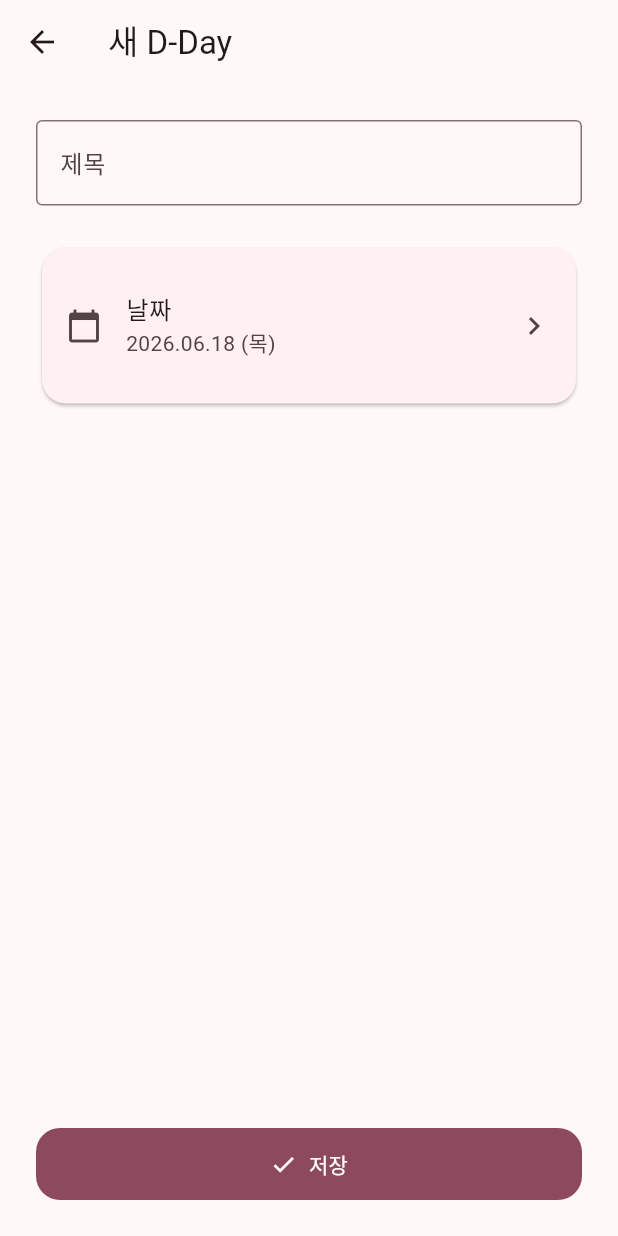
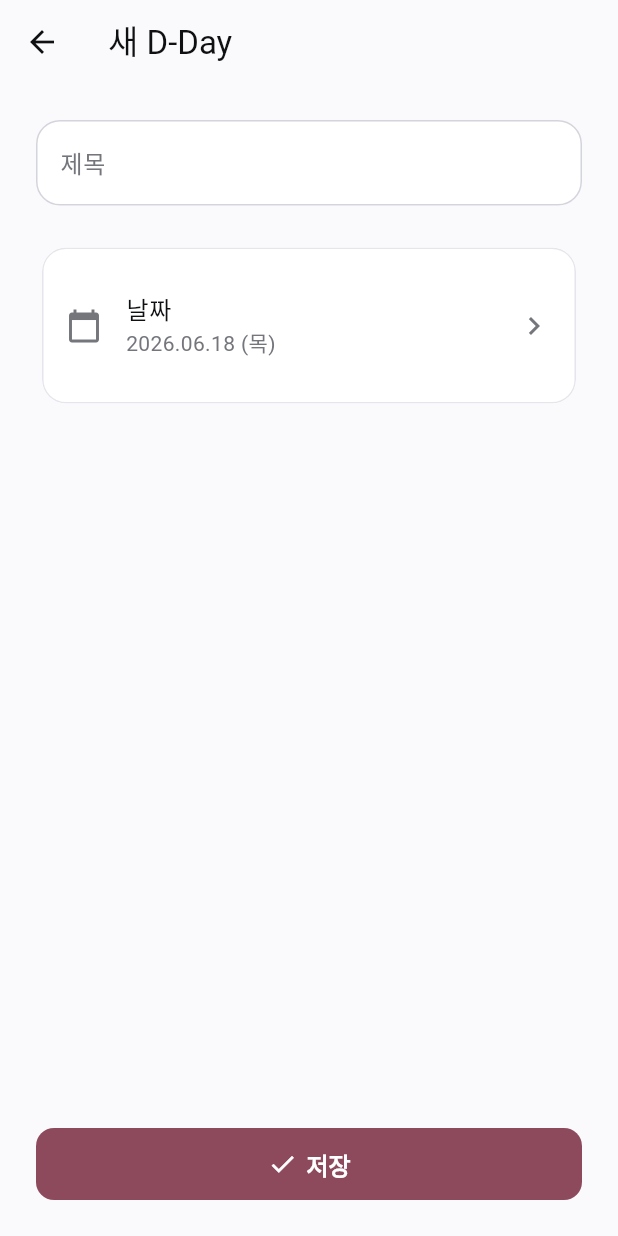
Before and after one commit to sungho8/Building-something-great, a Flutter app: the screen it shows after launch, after a tap on "추가", on a phone screen of 412 x 824 dp. Run offline on Flutter 3.47's test engine with Material 3 defaults, Android fonts, the phone set to English and light mode, and no system bars; our stand-ins replace flutter_local_notifications, flutter_riverpod, flutter_timezone, freezed_annotation, shared_preferences, timezone; missing offline and left inert: home_widget.

Commit message:
feat(design_system): Theme 토큰 연결 + AppButton 체계 + AppScaffold(SafeArea)
- app_theme.dart: ColorScheme를 EggSchool 토큰에 연결
  (브랜드=seed, 중립/텍스트/테두리/에러=공유 토큰, 카드 hairline, 입력 스타일, AppBar)
- AppButton 재설계: 사이즈(lg48/md42/sm36/xs32) × 변형(primary/secondary/tertiary)
  + leading/trailing 아이콘 + expand. 상태는 Material 자동 처리.
  (라벨 fontSize는 타입 스케일 수령 전 임시값)
- AppScaffold: body를 SafeArea로 감싸 하단 시스템 UI 겹침 해결 (KNOWN_ISSUES #1)
- D-Day list/edit 화면을 AppScaffold + 새 AppButton API로 갱신
- colors.dart: library 지시문 위치 수정

analyze clean, 테스트 8개 통과.

Co-Authored-By: Claude Opus 4.8 <noreply@anthropic.com>

```diff
--- a/apps/dday/lib/presentation/views/dday/dday_edit_view.dart
+++ b/apps/dday/lib/presentation/views/dday/dday_edit_view.dart
@@ -80,7 +80,7 @@ class _DDayEditViewState extends ConsumerState<DDayEditView> {
 
   @override
   Widget build(BuildContext context) {
-    return Scaffold(
+    return AppScaffold(
       appBar: AppBar(
         title: Text(_isEditing ? '편집' : '새 D-Day'),
         actions: [
@@ -102,7 +102,6 @@ class _DDayEditViewState extends ConsumerState<DDayEditView> {
               decoration: const InputDecoration(
                 labelText: '제목',
                 hintText: '예: 수능, 결혼기념일',
-                border: OutlineInputBorder(),
               ),
             ),
 
@@ -121,7 +120,12 @@ class _DDayEditViewState extends ConsumerState<DDayEditView> {
 
             const Spacer(),
 
-            AppButton(label: '저장', icon: Icons.check, onPressed: _save),
+            AppButton(
+              label: '저장',
+              leadingIcon: Icons.check,
+              expand: true,
+              onPressed: _save,
+            ),
           ],
         ),
       ),
--- a/apps/dday/lib/presentation/views/dday/dday_list_view.dart
+++ b/apps/dday/lib/presentation/views/dday/dday_list_view.dart
@@ -16,7 +16,7 @@ class DDayListView extends ConsumerWidget {
   Widget build(BuildContext context, WidgetRef ref) {
     final items = ref.watch(ddayListProvider);
 
-    return Scaffold(
+    return AppScaffold(
       appBar: AppBar(title: const Text('D-Day')),
       floatingActionButton: FloatingActionButton.extended(
         onPressed: () => _openEdit(context),
--- a/packages/design_system/lib/design_system.dart
+++ b/packages/design_system/lib/design_system.dart
@@ -7,6 +7,7 @@ library;
 export 'src/app_factory.dart';
 export 'src/components/app_button.dart';
 export 'src/components/app_card.dart';
+export 'src/components/app_scaffold.dart';
 export 'src/theme/app_theme.dart';
 export 'src/theme/brand_config.dart';
 export 'src/tokens/colors.dart';
--- a/packages/design_system/lib/src/components/app_button.dart
+++ b/packages/design_system/lib/src/components/app_button.dart
@@ -1,30 +1,131 @@
 import 'package:flutter/material.dart';
 
-/// 브랜드 무지한 기본 버튼.
+import '../tokens/radius.dart';
+import '../tokens/spacing.dart';
+import '../tokens/typography.dart';
+
+/// 버튼 크기 (높이 48/42/36/32).
+enum AppButtonSize { lg, md, sm, xs }
+
+/// 버튼 변형. primary=채움 / secondary=외곽선 / tertiary=텍스트.
+enum AppButtonVariant { primary, secondary, tertiary }
+
+/// 디자인 시스템 버튼.
 ///
-/// 색·모서리·패딩은 모두 `Theme.of(context)`에서 자동으로 가져온다.
-/// 즉 어느 앱에 놓이느냐에 따라 외모가 달라진다.
+/// 색은 Theme(브랜드)에서, 크기·간격·반경은 토큰에서 가져온다.
+/// hover/pressed/disabled 상태는 Material이 자동 처리한다.
 class AppButton extends StatelessWidget {
   final String label;
   final VoidCallback? onPressed;
-  final IconData? icon;
+  final AppButtonSize size;
+  final AppButtonVariant variant;
+  final IconData? leadingIcon;
+  final IconData? trailingIcon;
+
+  /// 가로로 꽉 채울지.
+  final bool expand;
+
+  /// 모서리 반경. 기본 [AppRadius.lg].
+  final double borderRadius;
 
   const AppButton({
     super.key,
     required this.label,
     this.onPressed,
-    this.icon,
+    this.size = AppButtonSize.lg,
+    this.variant = AppButtonVariant.primary,
+    this.leadingIcon,
+    this.trailingIcon,
+    this.expand = false,
+    this.borderRadius = AppRadius.lg,
   });
 
   @override
   Widget build(BuildContext context) {
-    if (icon != null) {
-      return FilledButton.icon(
-        onPressed: onPressed,
-        icon: Icon(icon),
-        label: Text(label),
-      );
-    }
-    return FilledButton(onPressed: onPressed, child: Text(label));
+    final spec = _specOf(size);
+    final primary = Theme.of(context).colorScheme.primary;
+    final shape = RoundedRectangleBorder(
+      borderRadius: BorderRadius.circular(borderRadius),
+    );
+    final textStyle = TextStyle(
+      fontSize: spec.fontSize,
+      fontWeight: AppFontWeight.semiBold,
+    );
+    final child = _child(spec);
+
+    final Widget button = switch (variant) {
+      AppButtonVariant.primary => FilledButton(
+          onPressed: onPressed,
+          style: FilledButton.styleFrom(
+            minimumSize: Size(0, spec.height),
+            padding: EdgeInsets.symmetric(horizontal: spec.hPad),
+            textStyle: textStyle,
+            shape: shape,
+            tapTargetSize: MaterialTapTargetSize.shrinkWrap,
+          ),
+          child: child,
+        ),
+      AppButtonVariant.secondary => OutlinedButton(
+          onPressed: onPressed,
+          style: OutlinedButton.styleFrom(
+            minimumSize: Size(0, spec.height),
+            padding: EdgeInsets.symmetric(horizontal: spec.hPad),
+            textStyle: textStyle,
+            shape: shape,
+            side: BorderSide(color: primary),
+            tapTargetSize: MaterialTapTargetSize.shrinkWrap,
+          ),
+          child: child,
+        ),
+      AppButtonVariant.tertiary => TextButton(
+          onPressed: onPressed,
+          style: TextButton.styleFrom(
+            minimumSize: Size(0, spec.height),
+            padding: EdgeInsets.symmetric(horizontal: spec.hPad),
+            textStyle: textStyle,
+            shape: shape,
+            tapTargetSize: MaterialTapTargetSize.shrinkWrap,
+          ),
+          child: child,
+        ),
+    };
+
+    return expand ? SizedBox(width: double.infinity, child: button) : button;
   }
+
+  // 라벨 + 옵션 아이콘 구성
+  Widget _child(_SizeSpec spec) {
+    if (leadingIcon == null && trailingIcon == null) return Text(label);
+    return Row(
+      mainAxisSize: MainAxisSize.min,
+      children: [
+        if (leadingIcon != null) ...[
+          Icon(leadingIcon, size: spec.iconSize),
+          const SizedBox(width: AppSpacing.s6),
+        ],
+        Text(label),
+        if (trailingIcon != null) ...[
+          const SizedBox(width: AppSpacing.s6),
+          Icon(trailingIcon, size: spec.iconSize),
+        ],
+      ],
+    );
+  }
+
+  _SizeSpec _specOf(AppButtonSize s) => switch (s) {
+        // ⚠️ fontSize는 타입 스케일 수령 전 임시값. 스케일 오면 여기서 교체.
+        AppButtonSize.lg => const _SizeSpec(48, 20, 16, 20),
+        AppButtonSize.md => const _SizeSpec(42, 16, 15, 18),
+        AppButtonSize.sm => const _SizeSpec(36, 14, 14, 16),
+        AppButtonSize.xs => const _SizeSpec(32, 12, 13, 16),
+      };
 }
+
+class _SizeSpec {
+  final double height;
+  final double hPad;
+  final double fontSize;
+  final double iconSize;
+
+  const _SizeSpec(this.height, this.hPad, this.fontSize, this.iconSize);
+}
--- /dev/null
+++ b/packages/design_system/lib/src/components/app_scaffold.dart
@@ -0,0 +1,40 @@
+import 'package:flutter/material.dart';
+
+/// 모든 화면의 기본 Scaffold.
+///
+/// body를 [SafeArea]로 감싸 하단 시스템 내비게이션/제스처 영역에 UI가 가려지는 것을
+/// 막는다. 화면마다 SafeArea를 두지 않고 여기서 한 번에 처리한다.
+class AppScaffold extends StatelessWidget {
+  final PreferredSizeWidget? appBar;
+  final Widget body;
+  final Widget? floatingActionButton;
+  final FloatingActionButtonLocation? floatingActionButtonLocation;
+  final Color? backgroundColor;
+  final bool resizeToAvoidBottomInset;
+
+  const AppScaffold({
+    super.key,
+    this.appBar,
+    required this.body,
+    this.floatingActionButton,
+    this.floatingActionButtonLocation,
+    this.backgroundColor,
+    this.resizeToAvoidBottomInset = true,
+  });
+
+  @override
+  Widget build(BuildContext context) {
+    return Scaffold(
+      appBar: appBar,
+      backgroundColor: backgroundColor,
+      floatingActionButton: floatingActionButton,
+      floatingActionButtonLocation: floatingActionButtonLocation,
+      resizeToAvoidBottomInset: resizeToAvoidBottomInset,
+      body: SafeArea(
+        // appBar가 있으면 상단 inset은 appBar가 처리하므로 top은 제외.
+        top: appBar == null,
+        child: body,
+      ),
+    );
+  }
+}
--- a/packages/design_system/lib/src/theme/app_theme.dart
+++ b/packages/design_system/lib/src/theme/app_theme.dart
@@ -1,31 +1,76 @@
 import 'package:flutter/material.dart';
 
+import '../tokens/colors.dart';
 import 'brand_config.dart';
 
 /// [BrandConfig] → [ThemeData].
 ///
-/// 디자인 시스템의 단일 관문. 모든 컴포넌트는 여기서 나온 Theme만 본다.
-/// 앱마다 brand만 바꾸면 같은 컴포넌트가 다른 외모로 렌더된다.
+/// 디자인 시스템의 단일 관문. 브랜드(Primary)는 앱별 seed에서, 중립·텍스트·테두리·
+/// 에러색은 EggSchool 공유 토큰에서 가져온다. 컴포넌트는 여기서 나온 Theme만 본다.
 ThemeData buildTheme(BrandConfig brand, Brightness brightness) {
-  final scheme = ColorScheme.fromSeed(
+  final isLight = brightness == Brightness.light;
+  final base = ColorScheme.fromSeed(
     seedColor: brand.seed,
     brightness: brightness,
   );
-  final radius = BorderRadius.circular(brand.radius);
+
+  // 라이트 모드는 공유 토큰으로 중립색 역할을 고정해 완성도를 맞춘다.
+  final scheme = isLight
+      ? base.copyWith(
+          surface: AppCommon.white,
+          onSurface: AppText.s900,
+          onSurfaceVariant: AppText.s500,
+          outline: AppBorder.s300,
+          outlineVariant: AppBorder.s200,
+          error: AppRed.s500,
+          surfaceContainerLowest: AppCommon.white,
+          surfaceContainerLow: AppNeutral.s50,
+          surfaceContainer: AppNeutral.s100,
+        )
+      : base;
+
+  final cardRadius = BorderRadius.circular(brand.radius);
 
   return ThemeData(
     useMaterial3: true,
     colorScheme: scheme,
     fontFamily: brand.fontFamily,
-    filledButtonTheme: FilledButtonThemeData(
-      style: FilledButton.styleFrom(
-        shape: RoundedRectangleBorder(borderRadius: radius),
-        padding: const EdgeInsets.symmetric(horizontal: 20, vertical: 14),
+    scaffoldBackgroundColor: isLight ? AppNeutral.s50 : scheme.surface,
+    appBarTheme: AppBarTheme(
+      backgroundColor: isLight ? AppNeutral.s50 : scheme.surface,
+      foregroundColor: isLight ? AppText.s900 : scheme.onSurface,
+      elevation: 0,
+      scrolledUnderElevation: 0.5,
+      centerTitle: false,
+    ),
+    cardTheme: CardThemeData(
+      color: isLight ? AppCommon.white : null,
+      elevation: 0,
+      clipBehavior: Clip.antiAlias,
+      shape: RoundedRectangleBorder(
+        borderRadius: cardRadius,
+        side: isLight
+            ? const BorderSide(color: AppBorder.s100)
+            : BorderSide.none,
       ),
     ),
-    cardTheme: CardThemeData(
-      shape: RoundedRectangleBorder(borderRadius: radius),
-      clipBehavior: Clip.antiAlias,
-    ),
+    inputDecorationTheme: isLight
+        ? InputDecorationTheme(
+            filled: true,
+            fillColor: AppCommon.white,
+            border: OutlineInputBorder(
+              borderRadius: cardRadius,
+              borderSide: const BorderSide(color: AppBorder.s200),
+            ),
+            enabledBorder: OutlineInputBorder(
+              borderRadius: cardRadius,
+              borderSide: const BorderSide(color: AppBorder.s200),
+            ),
+            focusedBorder: OutlineInputBorder(
+              borderRadius: cardRadius,
+              borderSide: BorderSide(color: scheme.primary, width: 1.5),
+            ),
+          )
+        : null,
   );
 }
--- a/packages/design_system/lib/src/tokens/colors.dart
+++ b/packages/design_system/lib/src/tokens/colors.dart
@@ -1,5 +1,3 @@
-import 'package:flutter/material.dart';
-
 /// 색 토큰 — EggSchool 디자인 시스템 Primitive에서 자동 생성 (정확값).
 ///
 /// 구조 원칙:
@@ -7,6 +5,8 @@ import 'package:flutter/material.dart';
 /// - [AppPrimary]는 기본 브랜드(Egg Purple). 앱별 브랜드는 BrandConfig→Theme로 교체하고,
 ///   이 스케일은 기본/참조용으로 둔다.
 library;
+
+import 'package:flutter/material.dart';
 
 /// 공통 색
 abstract final class AppCommon {
```
Also changed, not shown: 1 other file.
